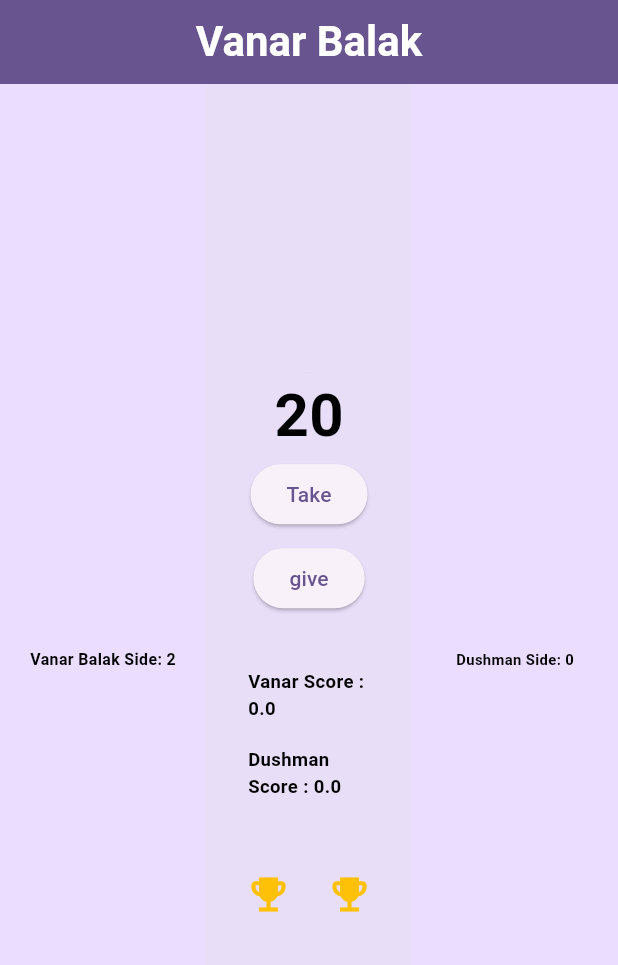
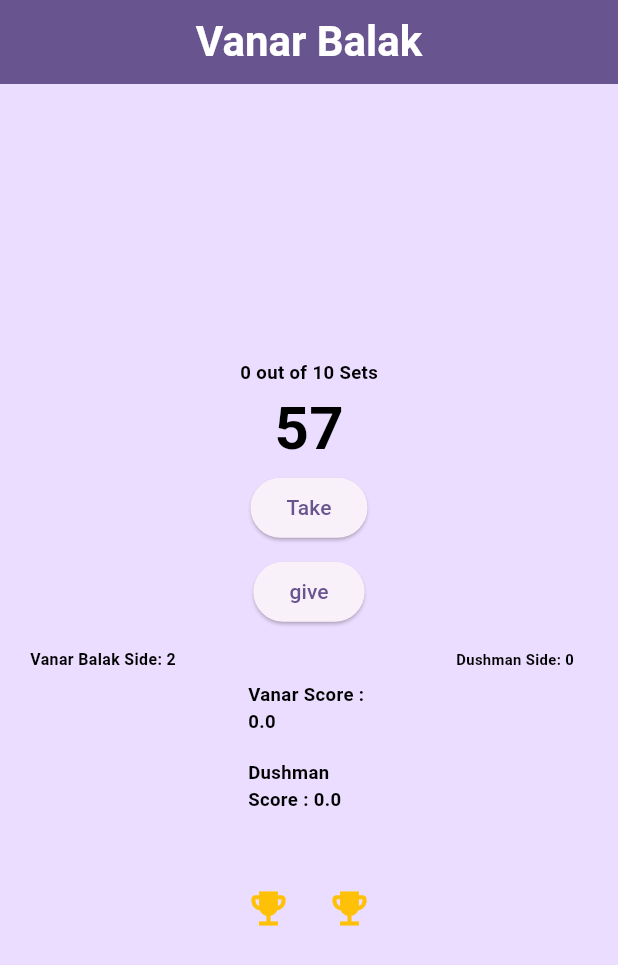
Before and after one commit to dheeraj2595/VanarBalak, a Flutter app: the screen it shows after launch, after a tap on "Take", on a phone screen of 412 x 824 dp. Shown: the top 965 px of the screen. Run offline on Flutter 3.47's test engine with Material 3 defaults, Android fonts, the light colour scheme and no system bars.

Commit message:
modified and upgraded purple theme design for all devices with a bell shaped curve for master number with 7% rare extremes

```diff
--- a/lib/main.dart
+++ b/lib/main.dart
@@ -23,8 +23,26 @@ class gameState extends ChangeNotifier {
   int vanarBalakDigit = 0;
   int computerDigit = 0;
 
+  final Random random = Random();
+  double bellLike({int samples = 6}) {
+    double total = 0;
+    for (int i = 0; i < samples; i++) {
+      total += random.nextDouble();
+    }
+    return total / samples;
+  }
+
+  int bellWithRareExtremes(int max) {
+    if (random.nextDouble() < 0.07) {
+      return random.nextInt(max);
+    } else {
+      double val = bellLike(samples: 6);
+      return (val * (max)).round();
+    }
+  }
+
   void updateMasterNumber() {
-    masterNumber = Random().nextInt(100);
+    masterNumber = bellWithRareExtremes(100);
     setNumber = setNumber + 1;
     notifyListeners();
   }
@@ -165,7 +183,7 @@ class _MyHomePageState extends State<MyHomePage> {
           ),
           Flexible(
             child: Container(
-              color: theme.colorScheme.secondaryContainer,
+              color: theme.colorScheme.primaryContainer,
               child: randomNumber(),
             ),
           ),
@@ -195,7 +213,7 @@ class randomNumber extends StatelessWidget {
         Text(
           '${game.totalSet} out of 10 Sets',
           style: TextStyle(
-            fontSize: MediaQuery.of(context).size.width * 0.0006,
+            fontSize: MediaQuery.of(context).size.width * 0.03,
             fontWeight: FontWeight.bold,
           ),
         ),
```
